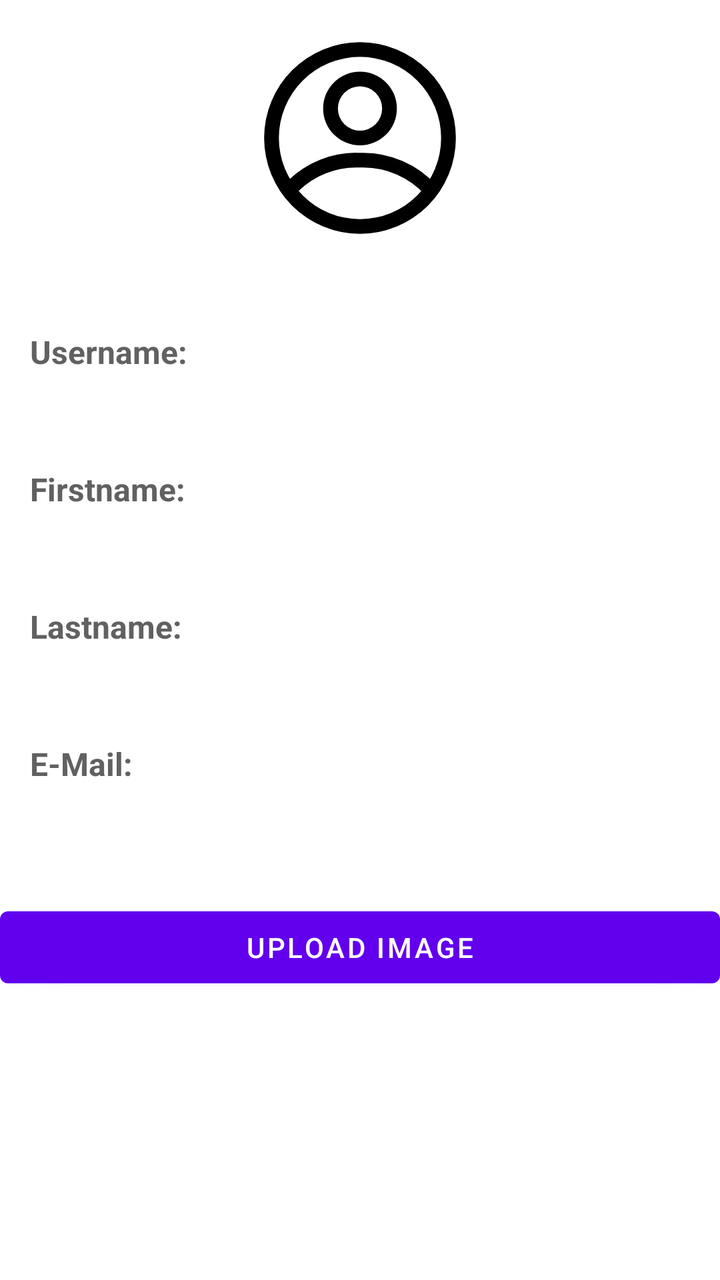
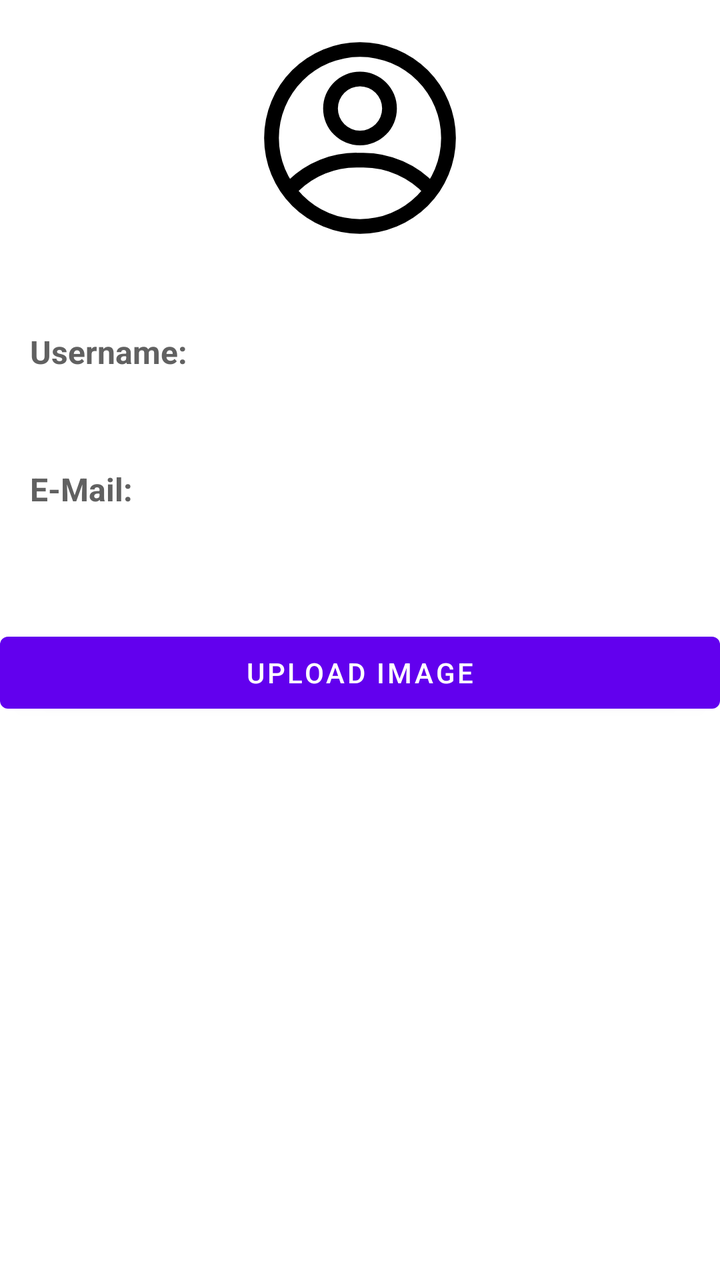

Compare the two renders of this Android layout. The source of the first and the diff that turns it into the second are given below.
<!-- AndroidManifest.xml: application theme Theme.LearnApp -->
<!-- res/layout/profile_form.xml -->
<?xml version="1.0" encoding="utf-8"?>
<androidx.constraintlayout.widget.ConstraintLayout xmlns:android="http://schemas.android.com/apk/res/android"
    xmlns:app="http://schemas.android.com/apk/res-auto"
    xmlns:tools="http://schemas.android.com/tools"
    android:layout_width="match_parent"
    android:layout_height="match_parent"
    tools:context=".forms.ProfileForm">

    <ScrollView
        android:layout_width="match_parent"
        android:layout_height="match_parent"
        app:layout_constraintEnd_toEndOf="parent"
        app:layout_constraintHorizontal_bias="0.5"
        app:layout_constraintStart_toStartOf="parent">

        <LinearLayout
            android:layout_width="match_parent"
            android:layout_height="wrap_content"
            android:orientation="vertical">

            <ImageView
                android:id="@+id/imageView_profil_image"
                android:layout_width="match_parent"
                android:layout_height="128dp"
                android:contentDescription="@string/todo"
                android:paddingTop="10dp"
                android:src="@drawable/ic_account_avatar" />

            <TextView
                android:id="@+id/textView_profil_greeting"
                android:layout_width="match_parent"
                android:layout_height="wrap_content"
                android:paddingVertical="5dp"
                android:shadowColor="#3E3E3E"
                android:shadowDx="2"
                android:shadowDy="2"
                android:shadowRadius="2"
                android:textAlignment="center"
                android:textSize="20sp" />

            <TextView
                android:id="@+id/textView_lbl_username"
                android:layout_width="match_parent"
                android:layout_height="wrap_content"
                android:paddingStart="15dp"
                android:text="@string/profile_username"
                android:textColor="#616161"
                android:textSize="16sp"
                android:textStyle="bold" />

            <TextView
                android:id="@+id/textView_username"
                android:layout_width="match_parent"
                android:layout_height="wrap_content"
                android:layout_marginHorizontal="25dp"
                android:layout_marginTop="10dp"
                android:layout_marginBottom="10dp"
                android:textSize="20sp" />

            <TextView
                android:id="@+id/textView_lbl_firstname"
                android:layout_width="match_parent"
                android:layout_height="wrap_content"
                android:paddingStart="15dp"
                android:text="@string/profile_firstname"
                android:textColor="#616161"
                android:textSize="16sp"
                android:textStyle="bold" />

            <TextView
                android:id="@+id/textView_firstname"
                android:layout_width="match_parent"
                android:layout_height="wrap_content"
                android:layout_marginHorizontal="25dp"
                android:layout_marginTop="10dp"
                android:layout_marginBottom="10dp"
                android:textSize="20sp" />

            <TextView
                android:id="@+id/textView_lbl_lastname"
                android:layout_width="match_parent"
                android:layout_height="wrap_content"
                android:paddingStart="15dp"
                android:text="@string/profile_lastname"
                android:textColor="#616161"
                android:textSize="16sp"
                android:textStyle="bold" />

            <TextView
                android:id="@+id/textView_lastname"
                android:layout_width="match_parent"
                android:layout_height="wrap_content"
                android:layout_marginHorizontal="25dp"
                android:layout_marginTop="10dp"
                android:layout_marginBottom="10dp"
                android:textSize="20sp" />

            <TextView
                android:id="@+id/textView_lbl_email"
                android:layout_width="match_parent"
                android:layout_height="wrap_content"
                android:paddingStart="15dp"
                android:text="@string/profile_email"
                android:textColor="#616161"
                android:textSize="16sp"
                android:textStyle="bold" />

            <TextView
                android:id="@+id/textView_email"
                android:layout_width="match_parent"
                android:layout_height="wrap_content"
                android:layout_marginHorizontal="25dp"
                android:layout_marginTop="10dp"
                android:layout_marginBottom="20dp"
                android:textSize="20sp" />

            <Button
                android:id="@+id/button_send"
                android:layout_width="match_parent"
                android:layout_height="wrap_content"
                android:textColor="?android:attr/colorBackground"
                android:text="@string/profile_btn" />

        </LinearLayout>
    </ScrollView>

</androidx.constraintlayout.widget.ConstraintLayout>
<!-- resources referenced by this layout -->
<resources>
  <!-- drawable ic_account_avatar (drawable) -->
  <vector xmlns:android="http://schemas.android.com/apk/res/android"
      android:width="32dp"
      android:height="32dp"
      android:viewportWidth="32"
      android:viewportHeight="32">
    <path
        android:fillColor="#FF000000"
        android:pathData="M16,29A13,13 0,1 1,29 16,13 13,0 0,1 16,29ZM16,5A11,11 0,1 0,27 16,11 11,0 0,0 16,5Z"/>
    <path
        android:fillColor="#FF000000"
        android:pathData="M16,17a5,5 0,1 1,5 -5A5,5 0,0 1,16 17ZM16,9a3,3 0,1 0,3 3A3,3 0,0 0,16 9Z"/>
    <path
        android:fillColor="#FF000000"
        android:pathData="M25.55,24a1,1 0,0 1,-0.74 -0.32A11.35,11.35 0,0 0,16.46 20h-0.92a11.27,11.27 0,0 0,-7.85 3.16,1 1,0 0,1 -1.38,-1.44A13.24,13.24 0,0 1,15.54 18h0.92a13.39,13.39 0,0 1,9.82 4.32A1,1 0,0 1,25.55 24Z"/>
  </vector>
  <string name="profile_btn">Upload Image</string>
  <string name="profile_email">E-Mail:</string>
  <string name="profile_firstname">Firstname:</string>
  <string name="profile_lastname">Lastname:</string>
  <string name="profile_username">Username:</string>
  <string name="todo">TODO</string>
  <style name="Theme.LearnApp" parent="Theme.MaterialComponents.DayNight.DarkActionBar">
  
          
          <item name="colorPrimary">@color/purple_500</item>
          <item name="colorPrimaryVariant">@color/purple_700</item>
          <item name="colorOnPrimary">@color/white</item>
  
          
          <item name="colorSecondary">@color/white</item>
          <item name="colorSecondaryVariant">@color/white</item>
          <item name="colorOnSecondary">@color/black</item>
  
          
          <item name="android:statusBarColor" tools:targetApi="l">?attr/colorPrimaryVariant</item>
  
          
          <item name="android:textColorPrimary">@color/black</item>
          <item name="android:textColorSecondary">@color/black</item>
          <item name="android:textColorSecondaryInverse">@color/black</item>
          <item name="android:textColorHint">@color/hint_text_box_color</item>
          <item name="android:textColorHintInverse">@color/hint_text_box_color_active</item>
          <item name="cardBackgroundColor">@color/white</item>
  
      </style>
  <style name="Theme.MaterialComponents.DayNight.DarkActionBar" parent="Theme.MaterialComponents" />
  <color name="purple_500">#FF6200EE</color>
  <color name="purple_700">#FF3700B3</color>
  <color name="white">#FFFFFFFF</color>
  <color name="black">#FF000000</color>
  <color name="hint_text_box_color">#757575</color>
  <color name="hint_text_box_color_active">#909090</color>
</resources>

<!-- the commit's change to res/layout/profile_form.xml (unified diff, before → after) -->
@@ -58,44 +58,6 @@
                 android:textSize="20sp" />
 
             <TextView
-                android:id="@+id/textView_lbl_firstname"
-                android:layout_width="match_parent"
-                android:layout_height="wrap_content"
-                android:paddingStart="15dp"
-                android:text="@string/profile_firstname"
-                android:textColor="#616161"
-                android:textSize="16sp"
-                android:textStyle="bold" />
-
-            <TextView
-                android:id="@+id/textView_firstname"
-                android:layout_width="match_parent"
-                android:layout_height="wrap_content"
-                android:layout_marginHorizontal="25dp"
-                android:layout_marginTop="10dp"
-                android:layout_marginBottom="10dp"
-                android:textSize="20sp" />
-
-            <TextView
-                android:id="@+id/textView_lbl_lastname"
-                android:layout_width="match_parent"
-                android:layout_height="wrap_content"
-                android:paddingStart="15dp"
-                android:text="@string/profile_lastname"
-                android:textColor="#616161"
-                android:textSize="16sp"
-                android:textStyle="bold" />
-
-            <TextView
-                android:id="@+id/textView_lastname"
-                android:layout_width="match_parent"
-                android:layout_height="wrap_content"
-                android:layout_marginHorizontal="25dp"
-                android:layout_marginTop="10dp"
-                android:layout_marginBottom="10dp"
-                android:textSize="20sp" />
-
-            <TextView
                 android:id="@+id/textView_lbl_email"
                 android:layout_width="match_parent"
                 android:layout_height="wrap_content"
<!-- resource entries referenced after the edit -->
@@ -18,8 +18,6 @@
   </vector>
   <string name="profile_btn">Upload Image</string>
   <string name="profile_email">E-Mail:</string>
-  <string name="profile_firstname">Firstname:</string>
-  <string name="profile_lastname">Lastname:</string>
   <string name="profile_username">Username:</string>
   <string name="todo">TODO</string>
   <style name="Theme.LearnApp" parent="Theme.MaterialComponents.DayNight.DarkActionBar">
